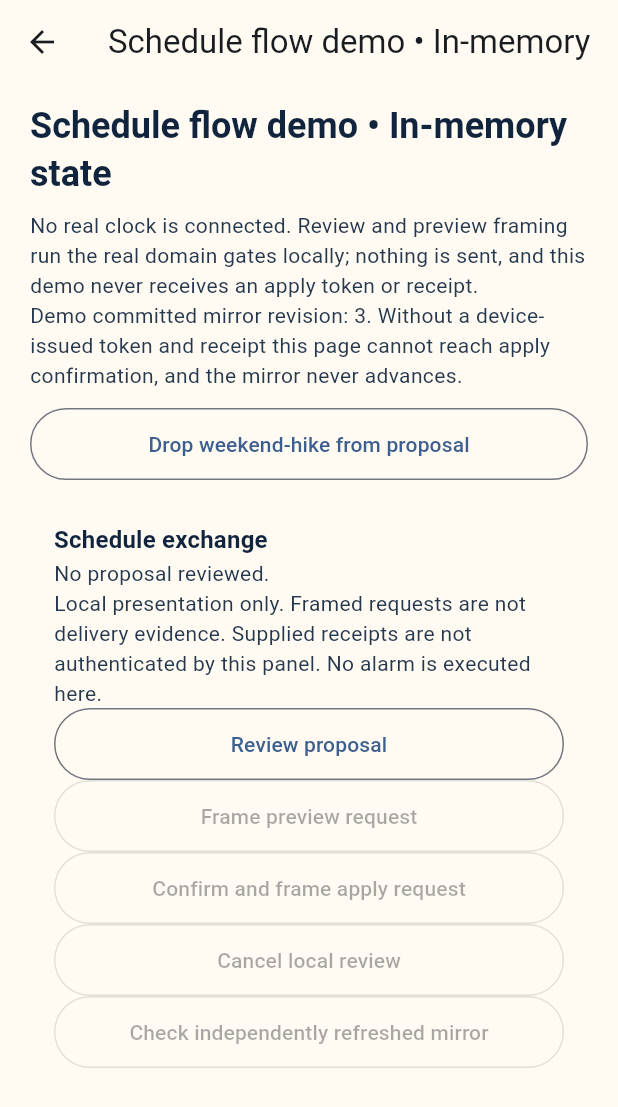
After one commit to rwrife/dawn-dock, a Flutter app: the screen it shows after launch, after a tap on "Open schedule flow demo", on a phone screen of 412 x 824 dp. The commit adds this screen. Shown: the top 1107 px of the screen. Run offline on Flutter 3.47's test engine with Material 3 defaults, Android fonts, the phone set to English and light mode, and no system bars.

Commit message:
feat(app): mount schedule flow panel in local-only demo navigation (#68)
Adds ui/schedule_flow_demo_page.dart behind an 'Open schedule flow demo'
home entry over a seeded in-memory mirror (revision 3) and an editable
demo proposal. Review runs the real domain diff; preview framing runs the
real ScheduleExchange contract gate and the framed schedule.preview
envelope is shown as explicitly local, undelivered output. No apply token
or receipt is received or synthesized, so apply confirmation is
unreachable by construction and the mirror provably never advances.

Host widget tests pin navigation, review recomputation before/after a
proposal toggle, preview framing with invariant mirror revision, disabled
apply, cancel to idle, route pop/reopen reset, same-process rebuild reset,
and 320px/200%-text layout.

Docs updated: verification matrix gains a CONN-03 issue #67 section and
historical-mount wording fix; app/README.md and root README status line
reflect the mount with its boundaries.

Closes #67

Co-authored-by: rwrife <rwrife@users.noreply.github.com>

```diff
--- a/app/lib/main.dart
+++ b/app/lib/main.dart
@@ -5,6 +5,7 @@ import 'package:flutter/material.dart';
 import 'demo_controller.dart';
 import 'ui/backup_demo_page.dart';
 import 'ui/device_status_demo_page.dart';
+import 'ui/schedule_flow_demo_page.dart';
 import 'ui/schedule_review_demo_page.dart';
 
 void main() => runApp(const MyApp());
@@ -215,6 +216,20 @@ class _DemoHomePageState extends State<DemoHomePage> {
                       label: const Text('Open local status demo'),
                     ),
                   ),
+                  const SizedBox(height: 16),
+                  Align(
+                    alignment: AlignmentDirectional.centerStart,
+                    child: FilledButton.tonalIcon(
+                      key: const ValueKey('schedule-flow-demo'),
+                      onPressed: () => Navigator.of(context).push(
+                        MaterialPageRoute<void>(
+                          builder: (_) => const ScheduleFlowDemoPage(),
+                        ),
+                      ),
+                      icon: const Icon(Icons.sync_outlined),
+                      label: const Text('Open schedule flow demo'),
+                    ),
+                  ),
                 ],
               ),
             ),
--- /dev/null
+++ b/app/lib/ui/schedule_flow_demo_page.dart
@@ -0,0 +1,167 @@
+/// Demo-scoped screen mounting [ScheduleFlowPanel] over seeded in-memory
+/// schedule state (issue #67).
+///
+/// The committed mirror is a [DeviceScheduleStore] seeded with two alarms at
+/// revision 3; the proposal is the same edited copy the schedule-review demo
+/// uses, with one toggleable extra alarm so host tests can pin that review
+/// recomputes from current inputs. Review runs the real domain diff and
+/// preview framing runs the real `ScheduleExchange` gate, so the framed
+/// `schedule.preview` envelope is contract-validated, byte-honest output.
+///
+/// Honest scope of what this is NOT:
+///
+/// * Framing is local presentation only. Nothing is sent: there is no
+///   transport, no device, and this page never receives or synthesizes an
+///   apply token, sync receipt, or error response. Because no token can
+///   arrive, the explicit apply confirmation stays unreachable here by
+///   design, and the local mirror never advances past revision 3.
+/// * "Pending" after preview framing means an envelope was built and is
+///   awaiting a caller-supplied token that this demo will never supply.
+///   Canceling abandons only local demo state; it is not, and never claims
+///   to be, a device rollback.
+/// * The stores are fresh in-memory session state; nothing is shared with
+///   other demo pages or persisted anywhere.
+library;
+
+import 'package:flutter/material.dart';
+
+import '../domain/alarm_draft.dart';
+import '../domain/schedule_flow_controller.dart';
+import '../domain/schedule_store.dart';
+import 'schedule_flow_panel.dart';
+import 'schedule_review_demo_page.dart';
+
+/// Demo-scoped schedule exchange flow page over seeded in-memory state.
+class ScheduleFlowDemoPage extends StatefulWidget {
+  const ScheduleFlowDemoPage({super.key});
+
+  @override
+  State<ScheduleFlowDemoPage> createState() => _ScheduleFlowDemoPageState();
+}
+
+class _ScheduleFlowDemoPageState extends State<ScheduleFlowDemoPage> {
+  /// Fixed identity so framed envelopes stay deterministic in host tests.
+  static final DateTime _sentAt = DateTime.utc(2026, 9, 6, 12);
+
+  late final DeviceScheduleStore _store;
+  late final ScheduleFlowController _controller;
+  int _previewCount = 0;
+  bool _includeExtra = true;
+  Map<String, Object?>? _framed;
+
+  @override
+  void initState() {
+    super.initState();
+    _store = DeviceScheduleStore()
+      ..replaceAll(revision: 3, alarms: kDemoBaselineAlarms);
+    _controller = ScheduleFlowController(_store);
+  }
+
+  List<AlarmDraft> get _proposal => [
+    ...kDemoProposalBase,
+    if (_includeExtra) kDemoProposalExtra,
+  ];
+
+  bool get _proposalEditable =>
+      _controller.state.phase == ScheduleFlowPhase.idle;
+
+  void _review() => setState(() {
+    _framed = null;
+    _controller.review(_proposal);
+  });
+
+  void _preview() => setState(() {
+    final envelope = _controller.requestPreview(
+      messageId: 'demo-preview-${++_previewCount}',
+      sentAt: _sentAt,
+    );
+    _framed = envelope;
+  });
+
+  void _cancel() => setState(() {
+    _framed = null;
+    _controller.cancel();
+  });
+
+  @override
+  Widget build(BuildContext context) {
+    final framed = _framed;
+    return Scaffold(
+      appBar: AppBar(title: const Text('Schedule flow demo • In-memory')),
+      body: SafeArea(
+        child: SingleChildScrollView(
+          padding: const EdgeInsets.fromLTRB(20, 12, 20, 32),
+          child: Center(
+            child: ConstrainedBox(
+              constraints: const BoxConstraints(maxWidth: 640),
+              child: Column(
+                crossAxisAlignment: CrossAxisAlignment.stretch,
+                children: [
+                  Text(
+                    'Schedule flow demo • In-memory state',
+                    style: Theme.of(context).textTheme.headlineSmall,
+                  ),
+                  const SizedBox(height: 8),
+                  const Text(
+                    'No real clock is connected. Review and preview framing '
+                    'run the real domain gates locally; nothing is sent, and '
+                    'this demo never receives an apply token or receipt.',
+                    key: ValueKey('flow-demo-notice'),
+                  ),
+                  Text(
+                    'Demo committed mirror revision: ${_store.knownRevision}. '
+                    'Without a device-issued token and receipt this page '
+                    'cannot reach apply confirmation, and the mirror never '
+                    'advances.',
+                    key: const ValueKey('flow-demo-revision'),
+                  ),
+                  const SizedBox(height: 12),
+                  OutlinedButton(
+                    key: const ValueKey('flow-demo-toggle'),
+                    style: OutlinedButton.styleFrom(
+                      minimumSize: const Size(48, 48),
+                    ),
+                    onPressed: _proposalEditable
+                        ? () => setState(() => _includeExtra = !_includeExtra)
+                        : null,
+                    child: Text(
+                      _includeExtra
+                          ? 'Drop weekend-hike from proposal'
+                          : 'Add weekend-hike to proposal',
+                    ),
+                  ),
+                  const SizedBox(height: 12),
+                  ScheduleFlowPanel(
+                    state: _controller.state,
+                    onReview: _review,
+                    onPreview: _preview,
+                    onConfirmApply: () => setState(() {
+                      // Unreachable in this demo: no token can arrive, so
+                      // the controller never opens the confirm gate. Bound
+                      // anyway so the panel keeps its real wiring.
+                      _controller.confirmApply(
+                        messageId: 'demo-apply-${++_previewCount}',
+                        sentAt: _sentAt,
+                      );
+                    }),
+                    onCancel: _cancel,
+                    onCheckRefresh: () =>
+                        setState(() => _controller.acknowledgeRefresh()),
+                  ),
+                  if (framed != null)
+                    Text(
+                      'Framed locally: ${framed['type']} at revision '
+                      '${framed['expectedRevision']}, message ID '
+                      '${framed['messageId']}. Not delivered — no transport '
+                      'exists, and no token or receipt was received.',
+                      key: const ValueKey('flow-demo-frame'),
+                    ),
+                ],
+              ),
+            ),
+          ),
+        ),
+      ),
+    );
+  }
+}
```
Also changed, not shown: 4 other files.
